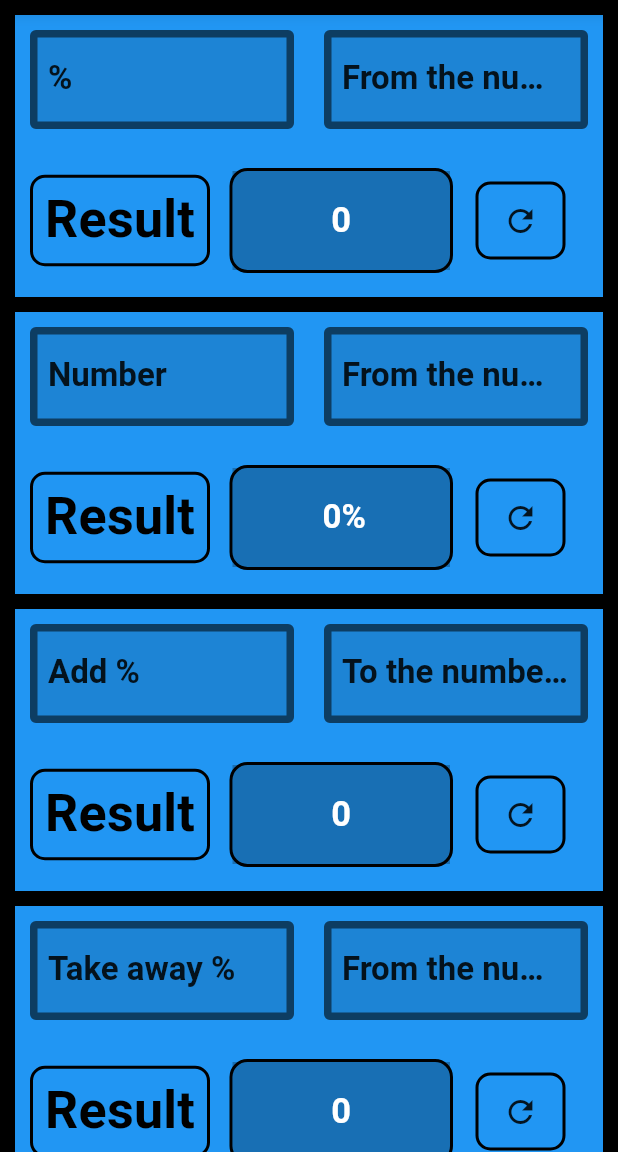
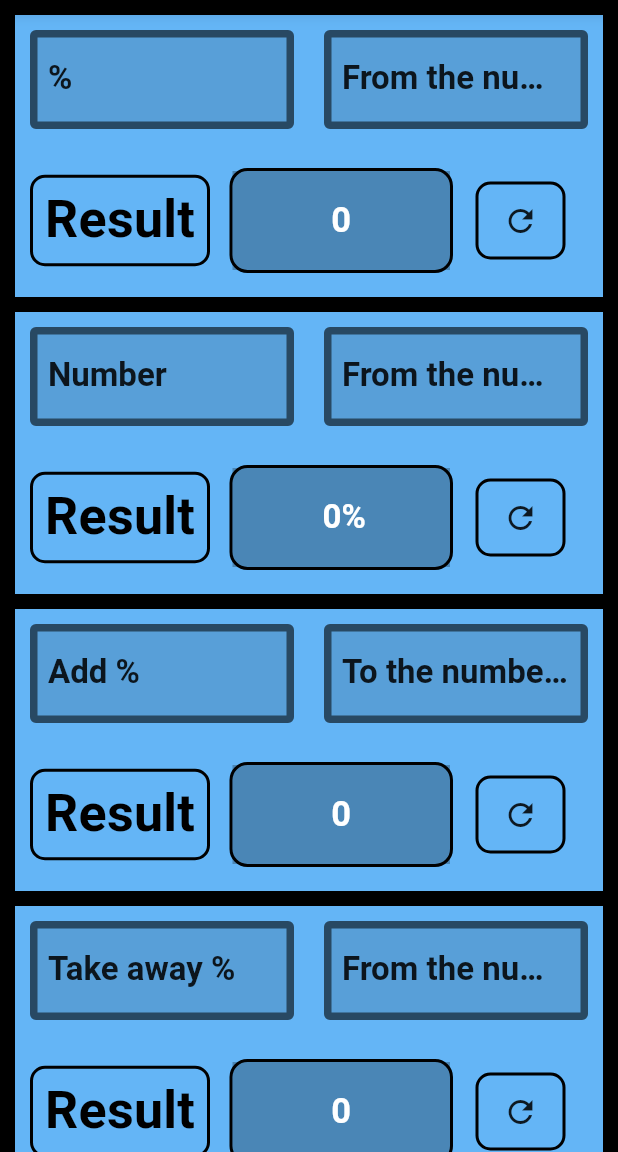
Before and after one commit to mD-Den/interest_calculator, a Flutter app: the screen it shows after launch, on a phone screen of 412 x 824 dp, the part 84-1236 px from its top. Run offline on Flutter 3.47's test engine with Material 2 defaults, Android fonts, the phone set to English and light mode, and no system bars; Roboto replaces fonts that are missing (SourceSerif).

```diff
--- a/lib/our_widget.dart
+++ b/lib/our_widget.dart
@@ -91,7 +91,7 @@ class _FirstContState extends State<FirstCont> {
   Widget build(BuildContext context) {
     return Container(
       margin: EdgeInsets.only(bottom: 10),
-      color: Colors.blue,
+      color: Colors.blue[300],
       child: Column(children: <Widget>[
         Row(
           children: <Widget>[
```
Also changed, not shown: lib/widgets/reset_animation.dart (added, +51 -0 lines).
